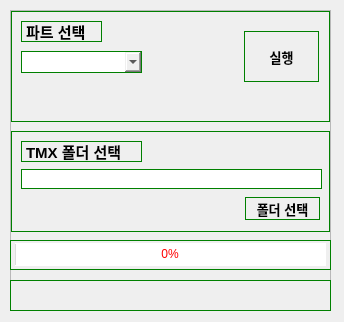
This is TMX2XML-transform/libs/UI/root.ui in sonaspo85/Python-workspace as Qt 5 draws it before an edit. The edited form follows.
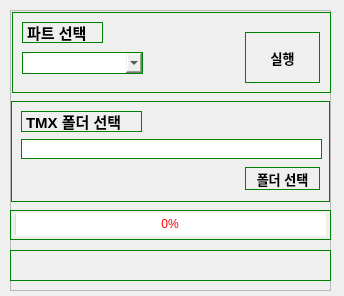
This is the edited form.

```diff
--- a/TMX2XML-transform/libs/UI/root.ui
+++ b/TMX2XML-transform/libs/UI/root.ui
@@ -7,7 +7,7 @@
     <x>0</x>
     <y>0</y>
     <width>344</width>
-    <height>322</height>
+    <height>296</height>
    </rect>
   </property>
   <property name="windowTitle">
@@ -20,7 +20,7 @@
       <x>10</x>
       <y>10</y>
       <width>321</width>
-      <height>301</height>
+      <height>281</height>
      </rect>
     </property>
     <property name="styleSheet">
@@ -36,7 +36,7 @@
      <property name="geometry">
       <rect>
        <x>0</x>
-       <y>230</y>
+       <y>200</y>
        <width>321</width>
        <height>30</height>
       </rect>
@@ -87,7 +87,7 @@
      <property name="geometry">
       <rect>
        <x>0</x>
-       <y>270</y>
+       <y>240</y>
        <width>321</width>
        <height>31</height>
       </rect>
@@ -138,10 +138,10 @@
     <widget class="QFrame" name="frame_2">
      <property name="geometry">
       <rect>
-       <x>1</x>
-       <y>1</y>
+       <x>2</x>
+       <y>2</y>
        <width>319</width>
-       <height>111</height>
+       <height>81</height>
       </rect>
      </property>
      <property name="styleSheet">
@@ -208,7 +208,7 @@
      <property name="geometry">
       <rect>
        <x>1</x>
-       <y>121</y>
+       <y>91</y>
        <width>319</width>
        <height>101</height>
       </rect>
```
